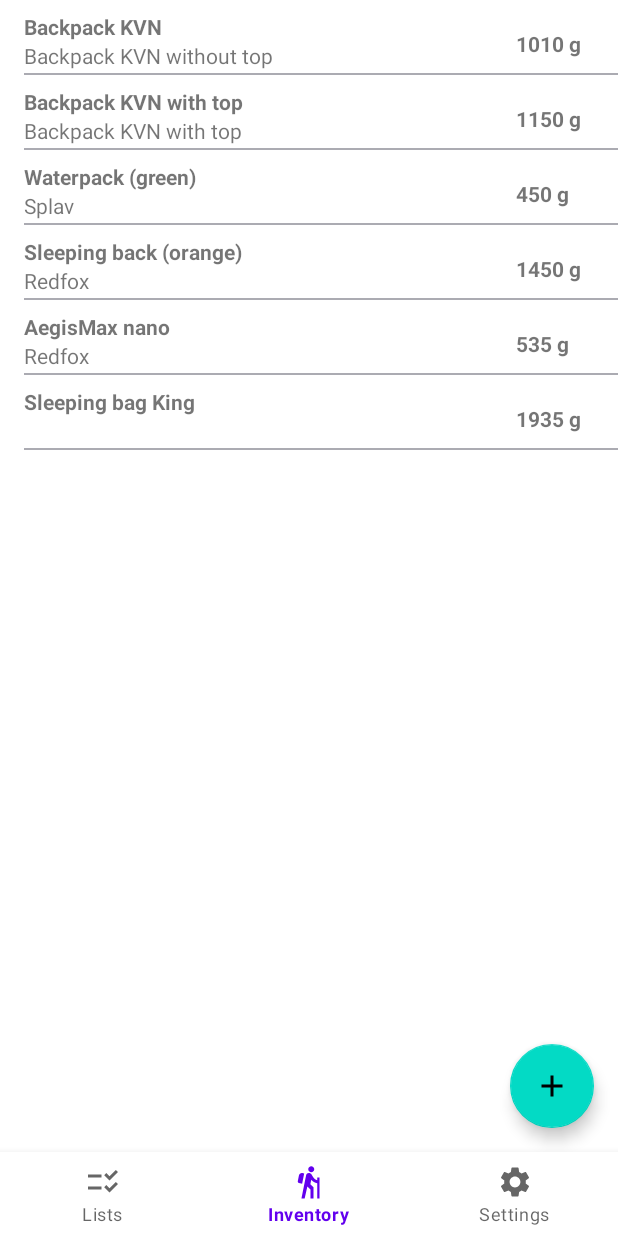
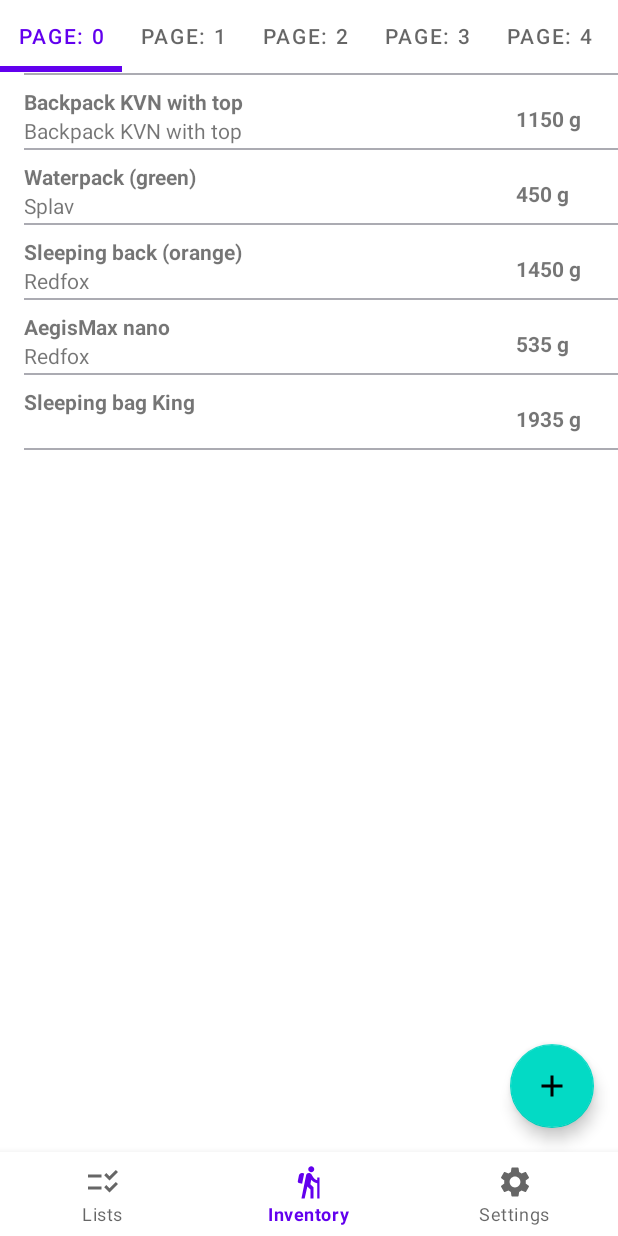
Before and after one commit to tledkov/hike-lists, an Android app: the screen it shows after launch (MainActivity), item 2 of the bottom bar chosen, on a phone screen of 412 x 824 dp. Run offline under Robolectric (Android 15) with nearby library versions, the phone set to English and light mode, and no system bars; our stand-ins replace Room's generated code, navigation-ui.

Commit message:
introduce tabs

```diff
--- /dev/null
+++ b/app/src/main/java/io/github/tledkov/hikelists/ui/inventory/AllInventoryFragment.kt
@@ -0,0 +1,52 @@
+package io.github.tledkov.hikelists.ui.inventory
+
+import android.os.Bundle
+import android.view.LayoutInflater
+import android.view.View
+import android.view.ViewGroup
+import androidx.fragment.app.Fragment
+import com.google.android.material.tabs.TabLayout
+import io.github.tledkov.hikelists.databinding.FragmentAllInventoryBinding
+
+
+class AllInventoryFragment : Fragment() {
+
+    private var _binding: FragmentAllInventoryBinding? = null
+
+    private val binding get() = _binding!!
+
+    override fun onCreateView(
+        inflater: LayoutInflater,
+        container: ViewGroup?,
+        savedInstanceState: Bundle?
+    ): View {
+        _binding = FragmentAllInventoryBinding.inflate(inflater, container, false)
+
+        binding.viewpager.offscreenPageLimit = 5
+        binding.viewpager.addOnPageChangeListener(TabLayout.TabLayoutOnPageChangeListener(binding.tabs))
+
+        binding.tabs.addOnTabSelectedListener(object : TabLayout.OnTabSelectedListener {
+            override fun onTabSelected(tab: TabLayout.Tab) {
+                binding.viewpager.currentItem = tab.position
+            }
+
+            override fun onTabUnselected(tab: TabLayout.Tab) {
+            }
+
+            override fun onTabReselected(tab: TabLayout.Tab) {
+            }
+        })
+
+        for (i in 0..9) {
+            binding.tabs.addTab(binding.tabs.newTab().setText("Page: $i"))
+        }
+
+        val dynamicFragmentAdapter =
+            activity?.let { DynamicFragmentAdapter(it.supportFragmentManager, binding.tabs.tabCount) }
+
+        binding.viewpager.setAdapter(dynamicFragmentAdapter)
+        binding.viewpager.setCurrentItem(0)
+
+        return binding.root
+    }
+}
--- /dev/null
+++ b/app/src/main/java/io/github/tledkov/hikelists/ui/inventory/DynamicFragmentAdapter.kt
@@ -0,0 +1,22 @@
+package io.github.tledkov.hikelists.ui.inventory
+
+import android.os.Bundle
+
+import androidx.fragment.app.Fragment
+import androidx.fragment.app.FragmentManager
+import androidx.fragment.app.FragmentStatePagerAdapter
+
+class DynamicFragmentAdapter(fm: FragmentManager, val mNumOfTabs: Int) :
+    FragmentStatePagerAdapter(fm, BEHAVIOR_RESUME_ONLY_CURRENT_FRAGMENT) {
+    override fun getCount(): Int {
+        return mNumOfTabs
+    }
+
+    override fun getItem(position: Int): Fragment {
+        val b = Bundle()
+        b.putInt("position", position)
+        val frag = InventoryFragment("Category " + position, listOf(), null)
+        frag.setArguments(b)
+        return frag
+    }
+}
--- a/app/src/main/java/io/github/tledkov/hikelists/ui/inventory/InventoryFragment.kt
+++ b/app/src/main/java/io/github/tledkov/hikelists/ui/inventory/InventoryFragment.kt
@@ -8,8 +8,8 @@ import androidx.fragment.app.Fragment
 import androidx.lifecycle.lifecycleScope
 import androidx.recyclerview.widget.LinearLayoutManager
 import io.github.tledkov.hikelists.App
-import io.github.tledkov.hikelists.data.entity.ItemEntity
 import io.github.tledkov.hikelists.databinding.FragmentInventoryBinding
+import io.github.tledkov.hikelists.domain.Category
 import io.github.tledkov.hikelists.domain.InventoryItem
 import kotlinx.coroutines.Dispatchers
 import kotlinx.coroutines.launch
@@ -17,7 +17,8 @@ import kotlinx.coroutines.withContext
 import java.util.UUID
 import java.util.concurrent.ThreadLocalRandom
 
-class InventoryFragment : Fragment(), ItemAdapter.OnItemClickListener {
+class InventoryFragment(val label: String, val items: List<InventoryItem>, val ctegory: Category?) :
+    Fragment(), ItemAdapter.OnItemClickListener {
 
     private var _binding: FragmentInventoryBinding? = null
 
@@ -81,7 +82,8 @@ class InventoryFragment : Fragment(), ItemAdapter.OnItemClickListener {
     private fun retrieveItems() {
         // Work on background thread
         lifecycleScope.launch(Dispatchers.IO) {
-            val persons = (activity?.applicationContext as App).inventoryItemRepository.getAllItems()
+            val persons =
+                (activity?.applicationContext as App).inventoryItemRepository.getAllItems()
             // Work on main thread
 
             withContext(Dispatchers.Main) {
--- /dev/null
+++ b/app/src/main/res/layout/fragment_all_inventory.xml
@@ -0,0 +1,28 @@
+<?xml version="1.0" encoding="utf-8"?>
+<androidx.constraintlayout.widget.ConstraintLayout xmlns:android="http://schemas.android.com/apk/res/android"
+    xmlns:app="http://schemas.android.com/apk/res-auto"
+    xmlns:tools="http://schemas.android.com/tools"
+    android:layout_width="match_parent"
+    android:layout_height="match_parent"
+    tools:context="io.github.tledkov.hikelists.MainActivity">
+
+    <androidx.viewpager.widget.ViewPager
+        android:id="@+id/viewpager"
+        android:layout_width="match_parent"
+        android:layout_height="match_parent"
+        app:layout_constraintEnd_toEndOf="parent"
+        app:layout_constraintStart_toStartOf="parent"
+        app:layout_constraintTop_toTopOf="parent" />
+
+    <com.google.android.material.tabs.TabLayout
+        android:id="@+id/tabs"
+        android:layout_width="match_parent"
+        android:layout_height="wrap_content"
+        app:layout_constraintEnd_toEndOf="parent"
+        app:layout_constraintTop_toBottomOf="@id/viewpager"
+        app:layout_constraintTop_toTopOf="parent"
+        app:tabGravity="fill"
+        app:tabIndicatorHeight="4dp"
+        app:tabMode="scrollable" />
+
+</androidx.constraintlayout.widget.ConstraintLayout>
--- a/app/src/main/res/navigation/mobile_navigation.xml
+++ b/app/src/main/res/navigation/mobile_navigation.xml
@@ -13,9 +13,9 @@
 
     <fragment
         android:id="@+id/navigation_inventory"
-        android:name="io.github.tledkov.hikelists.ui.inventory.InventoryFragment"
+        android:name="io.github.tledkov.hikelists.ui.inventory.AllInventoryFragment"
         android:label="@string/menu_inventory"
-        tools:layout="@layout/fragment_inventory" />
+        tools:layout="@layout/fragment_all_inventory" />
 
     <fragment
         android:id="@+id/navigation_settings"
```
